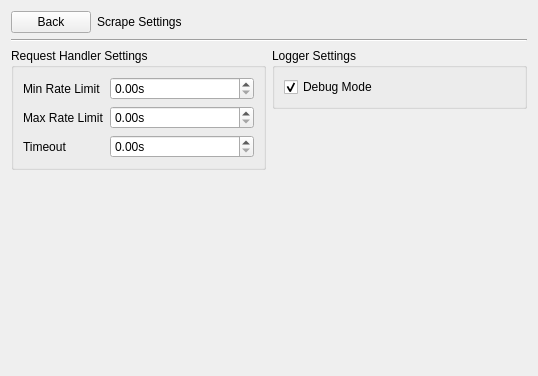
Old version of the form src/app/ui/SettingsMenu.ui in the repository caden-maxwell/nhtsa-scrape.
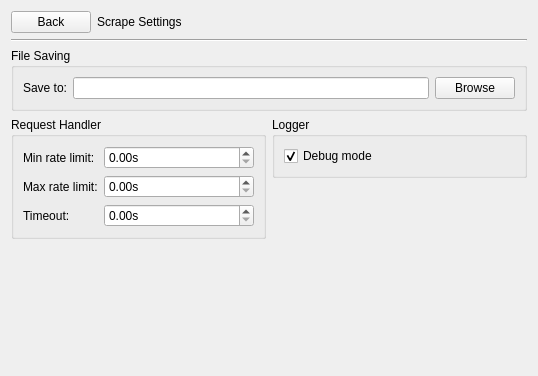
New version of the form.

Commit message: Added "Save to.." settings option. Made db_handler a QObject so it can emit signals Moved around signals and slots to make more sense

Diff of the .ui file:
```diff
--- a/src/app/ui/SettingsMenu.ui
+++ b/src/app/ui/SettingsMenu.ui
@@ -91,13 +91,13 @@
          <item>
           <widget class="QGroupBox" name="groupBox_2">
            <property name="title">
-            <string>Request Handler Settings</string>
+            <string>Request Handler</string>
            </property>
            <layout class="QFormLayout" name="formLayout">
             <item row="0" column="0">
              <widget class="QLabel" name="label">
               <property name="text">
-               <string>Min Rate Limit</string>
+               <string>Min rate limit:</string>
               </property>
              </widget>
             </item>
@@ -117,7 +117,7 @@
             <item row="1" column="0">
              <widget class="QLabel" name="label_2">
               <property name="text">
-               <string>Max Rate Limit</string>
+               <string>Max rate limit:</string>
               </property>
              </widget>
             </item>
@@ -137,7 +137,7 @@
             <item row="2" column="0">
              <widget class="QLabel" name="timeoutLabel">
               <property name="text">
-               <string>Timeout</string>
+               <string>Timeout:</string>
               </property>
              </widget>
             </item>
@@ -178,13 +178,13 @@
          <item>
           <widget class="QGroupBox" name="groupBox">
            <property name="title">
-            <string>Logger Settings</string>
+            <string>Logger</string>
            </property>
            <layout class="QVBoxLayout" name="verticalLayout_2">
             <item>
              <widget class="QCheckBox" name="debugCheckbox">
               <property name="text">
-               <string>Debug Mode</string>
+               <string>Debug mode</string>
               </property>
               <property name="checked">
                <bool>true</bool>
@@ -197,6 +197,42 @@
         </layout>
        </widget>
       </item>
+      <item row="0" column="0" colspan="2">
+       <widget class="QGroupBox" name="groupBox_3">
+        <property name="sizePolicy">
+         <sizepolicy hsizetype="Expanding" vsizetype="Maximum">
+          <horstretch>0</horstretch>
+          <verstretch>0</verstretch>
+         </sizepolicy>
+        </property>
+        <property name="title">
+         <string>File Saving</string>
+        </property>
+        <layout class="QGridLayout" name="gridLayout_2">
+         <item row="0" column="2">
+          <widget class="QPushButton" name="browseBtn">
+           <property name="text">
+            <string>Browse</string>
+           </property>
+          </widget>
+         </item>
+         <item row="0" column="1">
+          <widget class="QLineEdit" name="filenameEdit">
+           <property name="readOnly">
+            <bool>true</bool>
+           </property>
+          </widget>
+         </item>
+         <item row="0" column="0">
+          <widget class="QLabel" name="label_3">
+           <property name="text">
+            <string>Save to:</string>
+           </property>
+          </widget>
+         </item>
+        </layout>
+       </widget>
+      </item>
      </layout>
     </widget>
    </item>
```
The commit also changes 19 other files.
